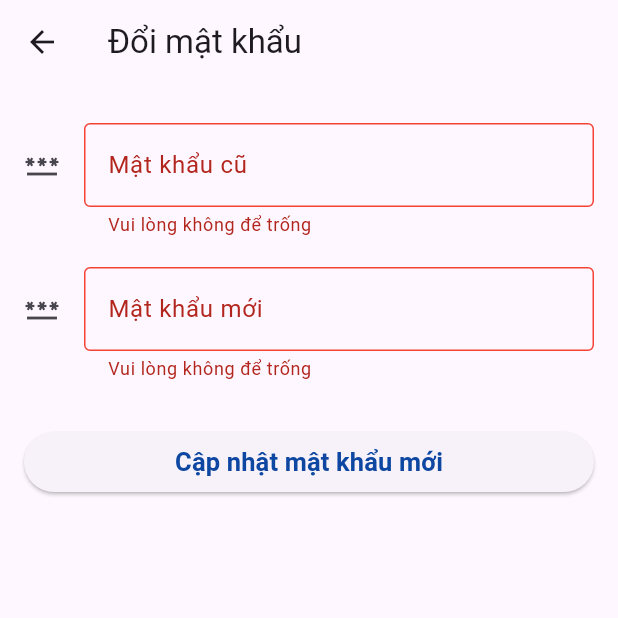
After one commit to DuyThong25/final_lab, a Flutter app: the ChangePassword screen opened directly, on a phone screen of 412 x 824 dp, the top half of it. The commit adds this screen. Run offline on Flutter 3.47's test engine with Material 3 defaults, Android fonts, the phone set to English and light mode, and no system bars; our stand-ins replace dio, fluttertoast, shared_preferences; accounts and stored records are empty.

Commit message:
complete change password

```diff
--- /dev/null
+++ b/lib/app/page/profile/changepassword.dart
@@ -0,0 +1,147 @@
+import 'package:flutter/cupertino.dart';
+import 'package:flutter/material.dart';
+import 'package:fluttertoast/fluttertoast.dart';
+import 'package:lab10/app/data/api.dart';
+import 'package:lab10/app/data/sharepre.dart';
+
+class ChangePassword extends StatefulWidget {
+  const ChangePassword({super.key});
+
+  @override
+  State<ChangePassword> createState() => _ChangePasswordState();
+}
+
+class _ChangePasswordState extends State<ChangePassword> {
+  final TextEditingController _oldPasswordController = TextEditingController();
+  final TextEditingController _newPasswordController = TextEditingController();
+  String temp = '';
+
+  // Hàm change password
+  Future<String?> changePassword() async {
+    return await APIRepository().changePassword(
+        _oldPasswordController.text, _newPasswordController.text);
+  }
+
+  @override
+  Widget build(BuildContext context) {
+    return Scaffold(
+        appBar: AppBar(
+          title: Text("Đổi mật khẩu"),
+        ),
+        body: Padding(
+          padding: const EdgeInsets.all(16.0),
+          child: Column(
+            children: [
+              Container(
+                margin: const EdgeInsets.symmetric(vertical: 10),
+                child: TextFormField(
+                  controller: _oldPasswordController,
+                  onChanged: (value) {
+                    setState(() {
+                      temp = value;
+                    });
+                  },
+                  decoration: InputDecoration(
+                      labelText: "Mật khẩu cũ",
+                      icon: const Icon(Icons.password_outlined),
+                      border: const OutlineInputBorder(),
+                      errorText: _oldPasswordController.text.trim().isEmpty
+                          ? "Vui lòng không để trống"
+                          : _oldPasswordController.text.trim().length < 6
+                              ? "Mật khẩu phải có ít nhất 6 ký tự"
+                              : null,
+                      focusedErrorBorder: _oldPasswordController.text.isEmpty
+                          ? const OutlineInputBorder(
+                              borderSide: BorderSide(color: Colors.red))
+                          : null,
+                      errorBorder: _oldPasswordController.text.isEmpty
+                          ? const OutlineInputBorder(
+                              borderSide: BorderSide(color: Colors.red))
+                          : null),
+                ),
+              ),
+              Container(
+                margin: const EdgeInsets.symmetric(vertical: 10),
+                child: TextFormField(
+                  controller: _newPasswordController,
+                  onChanged: (value) {
+                    setState(() {
+                      temp = value;
+                    });
+                  },
+                  validator: (value) {
+                    if (_newPasswordController.text.trim().isNotEmpty &&
+                        _newPasswordController.text.trim().length < 6) {
+                      return "Mật khẩu phải từ 6 ký tự trở lên";
+                    } else {
+                      return null;
+                    }
+                  },
+                  decoration: InputDecoration(
+                      labelText: "Mật khẩu mới",
+                      icon: const Icon(Icons.password_outlined),
+                      border: const OutlineInputBorder(),
+                      errorText: _newPasswordController.text.trim().isEmpty
+                          ? "Vui lòng không để trống"
+                          : _newPasswordController.text.trim().length < 6
+                              ? "Mật khẩu phải có ít nhất 6 ký tự"
+                              : null,
+                      focusedErrorBorder: _newPasswordController.text.isEmpty
+                          ? const OutlineInputBorder(
+                              borderSide: BorderSide(color: Colors.red))
+                          : null,
+                      errorBorder: _newPasswordController.text.isEmpty
+                          ? const OutlineInputBorder(
+                              borderSide: BorderSide(color: Colors.red))
+                          : null),
+                ),
+              ),
+              const SizedBox(
+                height: 20,
+              ),
+              SizedBox(
+                width: double.infinity,
+                child: ElevatedButton(
+                  onPressed: () async {
+                    String? responeToken = await changePassword();
+
+                    if (responeToken != "update fail") {
+                      // Cập nhật lại SharedPreferences
+                      var user = await APIRepository().current(responeToken!);
+                      // save share
+                      saveUser(user);
+                      Fluttertoast.showToast(
+                          msg: "Cập nhật thành công",
+                          toastLength: Toast.LENGTH_SHORT,
+                          gravity: ToastGravity.CENTER,
+                          timeInSecForIosWeb: 1,
+                          textColor: Colors.white,
+                          fontSize: 16.0);
+                      Navigator.pop(context);
+
+                    } else {
+                      print("Cập nhật thất bại: $responeToken");
+                      // Toast Message
+                      Fluttertoast.showToast(
+                          msg: "Lỗi cập nhật mật khẩu",
+                          toastLength: Toast.LENGTH_SHORT,
+                          gravity: ToastGravity.CENTER,
+                          timeInSecForIosWeb: 1,
+                          textColor: Colors.white,
+                          fontSize: 16.0);
+                    }
+                  },
+                  child: Text(
+                    "Cập nhật mật khẩu mới",
+                    style: TextStyle(
+                        fontSize: 17,
+                        fontWeight: FontWeight.bold,
+                        color: Colors.blue.shade900),
+                  ),
+                ),
+              ),
+            ],
+          ),
+        ));
+  }
+}
--- a/lib/mainpage.dart
+++ b/lib/mainpage.dart
@@ -1,7 +1,8 @@
 import 'dart:convert';
 import 'package:flutter/material.dart';
 import 'package:lab10/app/model/user.dart';
-import 'package:lab10/app/page/detail.dart';
+import 'package:lab10/app/page/profile/detailinfor.dart';
+import 'package:lab10/app/page/detailwidget.dart';
 import 'package:lab10/app/route/page1.dart';
 import 'package:lab10/app/route/page2.dart';
 import 'package:lab10/app/route/page3.dart';
@@ -56,7 +57,7 @@ class _MainpageState extends State<Mainpage> {
         break;
       case 3:
         {
-          return const Detail();
+          return const DetailMain();
         }
       default:
         nameWidgets = "None";
```
Also changed, not shown: lib/app/data/api.dart (+33 -4 lines), lib/app/page/auth/login.dart (+32 -4 lines), lib/app/page/detailwidget.dart (added, +72 -0 lines), lib/app/page/profile/detailinfor.dart (renamed from lib/app/page/detail.dart, +8 -5 lines), lib/app/page/profile/forgetpassword.dart (added, +24 -0 lines), lib/app/page/profile/updateprofile.dart (+12 -17 lines).
